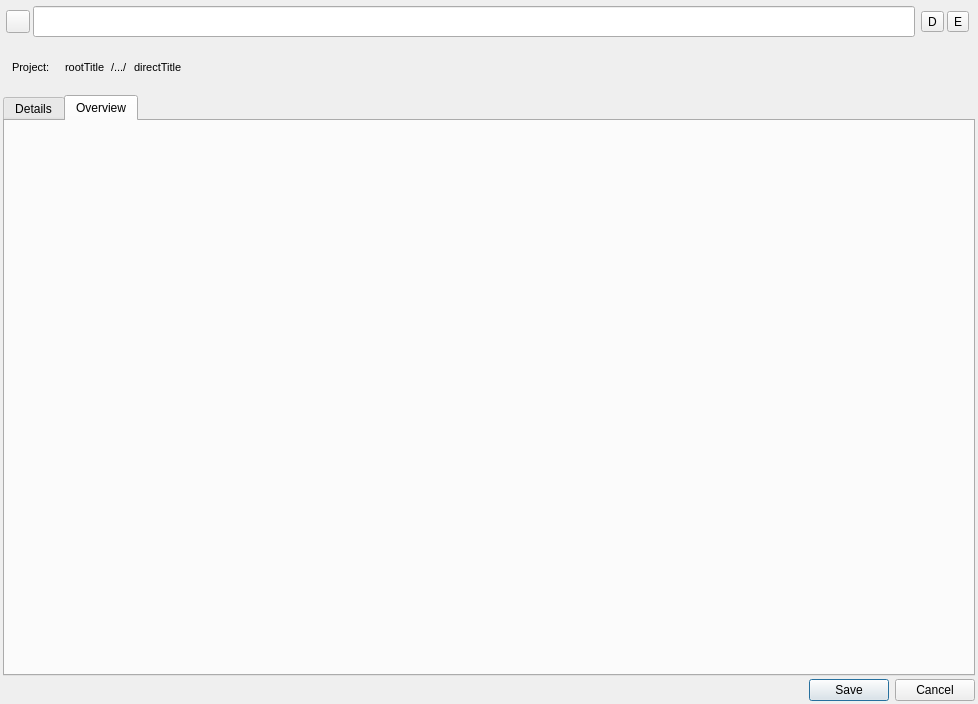
Qt form widgets/ProjectMode/GroupDetailWidget.ui (SeptemberHX/TodoManager) before a commit.
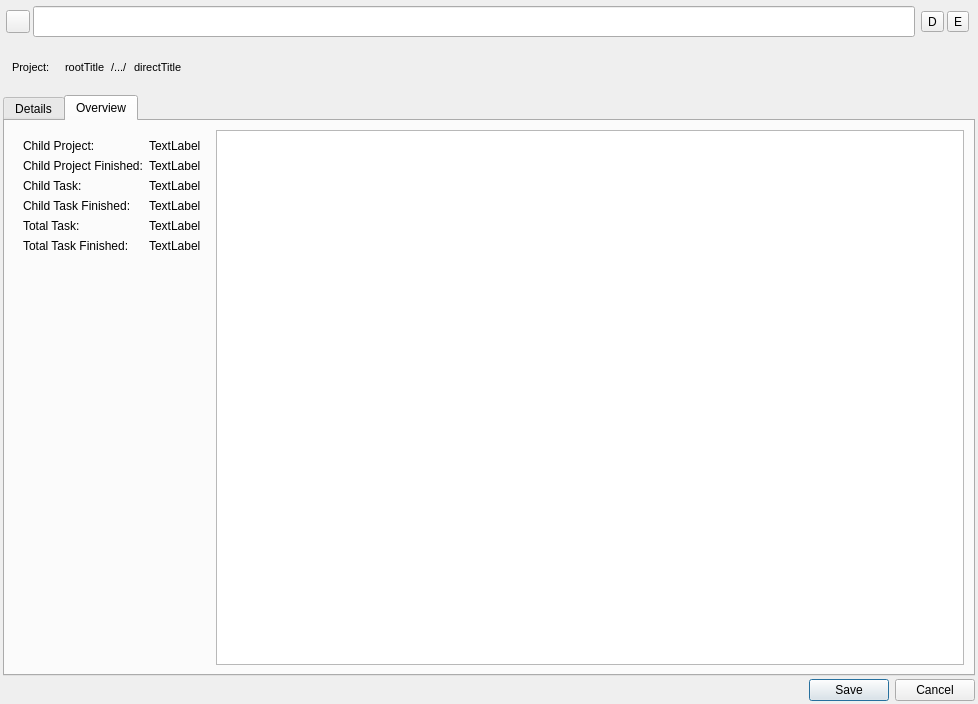
The same form after that commit. The open tabs and pages were chosen to show the change. Custom widgets are drawn as their Qt base class.

Commit message: Add: Overview for ItemGroup in GroupDetailWidget

```diff
--- a/widgets/ProjectMode/GroupDetailWidget.ui
+++ b/widgets/ProjectMode/GroupDetailWidget.ui
@@ -410,6 +410,118 @@
       <attribute name="title">
        <string>Overview</string>
       </attribute>
+      <layout class="QHBoxLayout" name="horizontalLayout_3">
+       <item>
+        <widget class="QWidget" name="widget_4" native="true">
+         <layout class="QVBoxLayout" name="verticalLayout_4">
+          <item>
+           <layout class="QGridLayout" name="gridLayout">
+            <item row="3" column="0">
+             <widget class="QLabel" name="label_11">
+              <property name="text">
+               <string>Child Task Finished:</string>
+              </property>
+             </widget>
+            </item>
+            <item row="0" column="0">
+             <widget class="QLabel" name="label_5">
+              <property name="text">
+               <string>Child Project:</string>
+              </property>
+             </widget>
+            </item>
+            <item row="1" column="0">
+             <widget class="QLabel" name="label_7">
+              <property name="text">
+               <string>Child Project Finished:</string>
+              </property>
+             </widget>
+            </item>
+            <item row="1" column="1">
+             <widget class="QLabel" name="subGroupDoneCountLabel">
+              <property name="text">
+               <string>TextLabel</string>
+              </property>
+             </widget>
+            </item>
+            <item row="3" column="1">
+             <widget class="QLabel" name="subItemDoneCountLabel">
+              <property name="text">
+               <string>TextLabel</string>
+              </property>
+             </widget>
+            </item>
+            <item row="4" column="0">
+             <widget class="QLabel" name="label_13">
+              <property name="text">
+               <string>Total Task:</string>
+              </property>
+             </widget>
+            </item>
+            <item row="0" column="1">
+             <widget class="QLabel" name="subGroupCountLabel">
+              <property name="text">
+               <string>TextLabel</string>
+              </property>
+             </widget>
+            </item>
+            <item row="4" column="1">
+             <widget class="QLabel" name="totalItemCountLabel">
+              <property name="text">
+               <string>TextLabel</string>
+              </property>
+             </widget>
+            </item>
+            <item row="2" column="0">
+             <widget class="QLabel" name="label_9">
+              <property name="text">
+               <string>Child Task:</string>
+              </property>
+             </widget>
+            </item>
+            <item row="2" column="1">
+             <widget class="QLabel" name="subItemCounLabel">
+              <property name="text">
+               <string>TextLabel</string>
+              </property>
+             </widget>
+            </item>
+            <item row="5" column="0">
+             <widget class="QLabel" name="label_15">
+              <property name="text">
+               <string>Total Task Finished:</string>
+              </property>
+             </widget>
+            </item>
+            <item row="5" column="1">
+             <widget class="QLabel" name="totalItemDoneCountLabel">
+              <property name="text">
+               <string>TextLabel</string>
+              </property>
+             </widget>
+            </item>
+           </layout>
+          </item>
+          <item>
+           <spacer name="verticalSpacer_2">
+            <property name="orientation">
+             <enum>Qt::Vertical</enum>
+            </property>
+            <property name="sizeHint" stdset="0">
+             <size>
+              <width>20</width>
+              <height>40</height>
+             </size>
+            </property>
+           </spacer>
+          </item>
+         </layout>
+        </widget>
+       </item>
+       <item>
+        <widget class="QtCharts::QChartView" name="chartview"/>
+       </item>
+      </layout>
      </widget>
     </widget>
    </item>
@@ -422,6 +534,14 @@
    </item>
   </layout>
  </widget>
+ <customwidgets>
+  <customwidget>
+   <class>QtCharts::QChartView</class>
+   <extends>QGraphicsView</extends>
+   <header location="global">QtCharts/QChartView&gt;
+#include &lt;QtCharts/chartsnamespace.h</header>
+  </customwidget>
+ </customwidgets>
  <resources/>
  <connections/>
 </ui>
```
Left out of the diff: 2 changed lines with no effect on the pictures. The commit also changes 4 other files.
